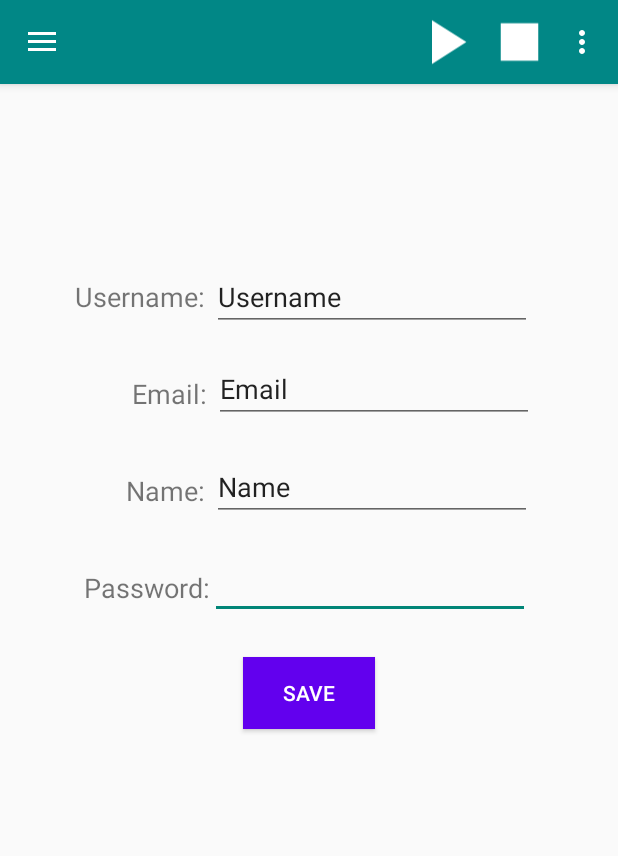
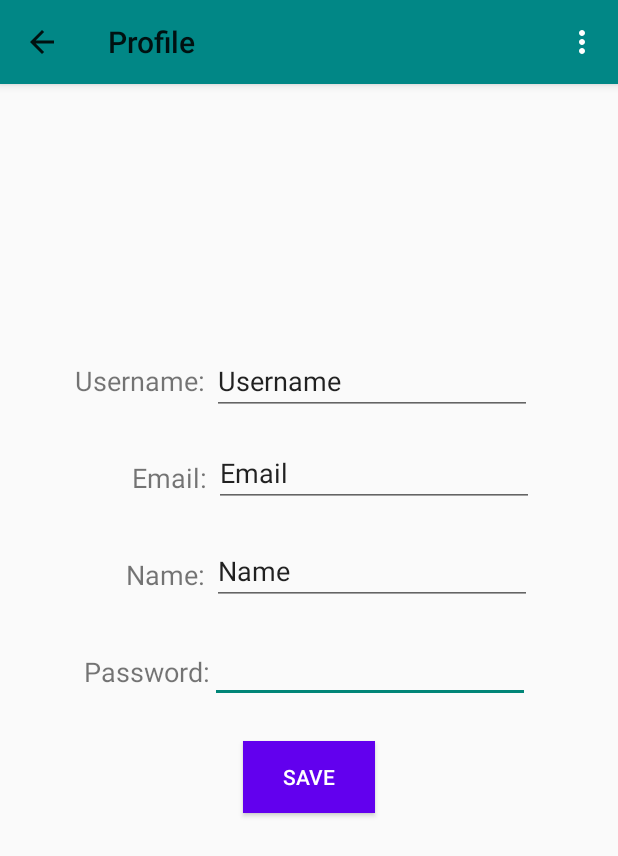
Before and after one commit to CSaintos/ChirpNote, an Android app: the UserProfileActivity screen opened directly, with no data from a screen before it, on a phone screen of 412 x 824 dp. Shown: the top 856 px of the screen. Run offline under Robolectric (Android 15) with nearby library versions, the phone set to English and light mode, and no system bars; libraries missing offline, so code that uses them is left out: io.realm, io.realm.mongodb.

Commit message:
Commented out nav drawer and buttons in profile activity

```diff
--- a/app/src/main/AndroidManifest.xml
+++ b/app/src/main/AndroidManifest.xml
@@ -71,8 +71,7 @@
         <activity
             android:name=".activities.UserProfileActivity"
             android:exported="false"
-            android:parentActivityName=".activities.HomeScreenActivity"
-            android:theme="@style/Theme.ChirpNote.NoActionBar" />
+            android:parentActivityName=".activities.HomeScreenActivity" />
         <activity
             android:name=".activities.MusicTheoryInfoActivity"
             android:exported="false"
--- a/app/src/main/java/com/example/chirpnote/activities/UserProfileActivity.java
+++ b/app/src/main/java/com/example/chirpnote/activities/UserProfileActivity.java
@@ -32,8 +32,8 @@ import com.google.android.material.navigation.NavigationView;
 
 import org.w3c.dom.Document;
 
-public class UserProfileActivity extends AppCompatActivity
-        implements NavigationView.OnNavigationItemSelectedListener {
+public class UserProfileActivity extends AppCompatActivity {
+       // implements NavigationView.OnNavigationItemSelectedListener {
 
     private DrawerLayout drawer;
     Activity context;
@@ -49,7 +49,11 @@ public class UserProfileActivity extends AppCompatActivity
         super.onCreate(savedInstanceState);
         setContentView(R.layout.activity_user_profile);
         hideSystemBars();
+        //actionbar back button
+        getSupportActionBar().setDisplayHomeAsUpEnabled(true);
+        setTitle("Profile");
 
+        /* used for testing nav drawer
         Toolbar toolbar = findViewById(R.id.nav_toolbar);
         toolbar.setTitle("");
         setSupportActionBar(toolbar);
@@ -78,7 +82,7 @@ public class UserProfileActivity extends AppCompatActivity
             public void onClick(View v) {
                 Toast.makeText(UserProfileActivity.this, "Stop", Toast.LENGTH_SHORT).show();
             }
-        });
+        }); */
 
         //navigationView.setCheckedItem(R.id.nav_profile);
 
@@ -117,7 +121,7 @@ public class UserProfileActivity extends AppCompatActivity
             }
         });*/
     }
-
+    /*
     @Override
     public boolean onNavigationItemSelected(@NonNull MenuItem item) {
         switch (item.getItemId()) {
@@ -160,7 +164,7 @@ public class UserProfileActivity extends AppCompatActivity
         else {
             super.onBackPressed();
         }
-    }
+    }*/
 
     private static void redirectActivity(Activity activity, Class aClass) {
         Intent intent = new Intent(activity, aClass);
--- a/app/src/main/res/layout/activity_user_profile.xml
+++ b/app/src/main/res/layout/activity_user_profile.xml
@@ -1,59 +1,10 @@
 <?xml version="1.0" encoding="utf-8"?>
-<androidx.drawerlayout.widget.DrawerLayout xmlns:android="http://schemas.android.com/apk/res/android"
+<androidx.constraintlayout.widget.ConstraintLayout xmlns:android="http://schemas.android.com/apk/res/android"
     xmlns:app="http://schemas.android.com/apk/res-auto"
     xmlns:tools="http://schemas.android.com/tools"
-    android:id="@+id/drawer_layout"
     android:layout_width="match_parent"
     android:layout_height="match_parent"
-    android:fitsSystemWindows="true"
-    android:outlineProvider="none"
-    tools:context=".activities.UserProfileActivity"
-    tools:openDrawer="end">
-
-    <LinearLayout
-        android:layout_width="match_parent"
-        android:layout_height="match_parent"
-        android:orientation="vertical">
-
-        <androidx.appcompat.widget.Toolbar
-            android:id="@+id/nav_toolbar"
-            android:layout_width="match_parent"
-            android:layout_height="?attr/actionBarSize"
-            android:background="@color/teal_700"
-            android:elevation="4dp"
-            android:theme="@style/ThemeOverlay.AppCompat.Dark.ActionBar"
-            app:popupTheme="@style/ThemeOverlay.AppCompat.Light">
-            <ImageView
-                android:id="@+id/nav_play_button"
-                android:src="@drawable/ic_baseline_play_arrow"
-                android:layout_height="match_parent"
-                android:layout_width="50dp"
-                android:layout_marginStart="215dp"/>
-            <ImageView
-                android:id="@+id/nav_stop_button"
-                android:src="@drawable/ic_baseline_stop_button"
-                android:layout_height="match_parent"
-                android:layout_width="50dp"
-                android:layout_marginStart="0dp"/>
-        </androidx.appcompat.widget.Toolbar>
-
-        <FrameLayout
-            android:id="@+id/fragment_container"
-            android:layout_width="match_parent"
-            android:layout_height="match_parent" />
-    </LinearLayout>
-
-    <com.google.android.material.navigation.NavigationView
-        android:id="@+id/nav_view"
-        android:layout_width="wrap_content"
-        android:layout_height="match_parent"
-        android:layout_gravity="start"
-        app:headerLayout="@layout/nav_header"
-        app:menu="@menu/navigation_drawer_menu" />
-
-    <androidx.constraintlayout.widget.ConstraintLayout
-        android:layout_width="match_parent"
-        android:layout_height="match_parent">
+    tools:context=".activities.UserProfileActivity">
 
     <EditText
         android:id="@+id/editTextPassword2"
@@ -156,5 +107,3 @@
         app:layout_constraintTop_toBottomOf="@+id/nameTextView" />
 
 </androidx.constraintlayout.widget.ConstraintLayout>
-
-</androidx.drawerlayout.widget.DrawerLayout>
```
Lines whose indentation alone changed are shown as unchanged.
